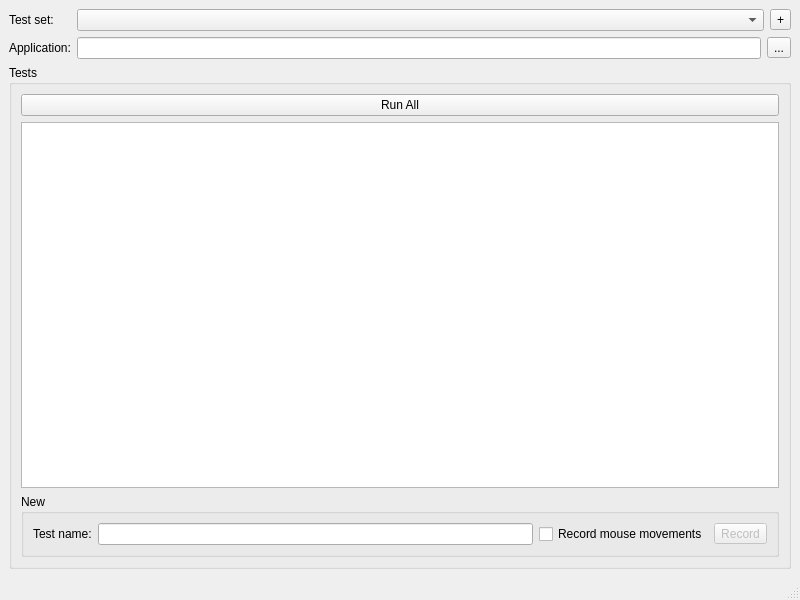
First picture: the form in hooq/MainWindow.ui, repository bilke/hooq, before the edit.
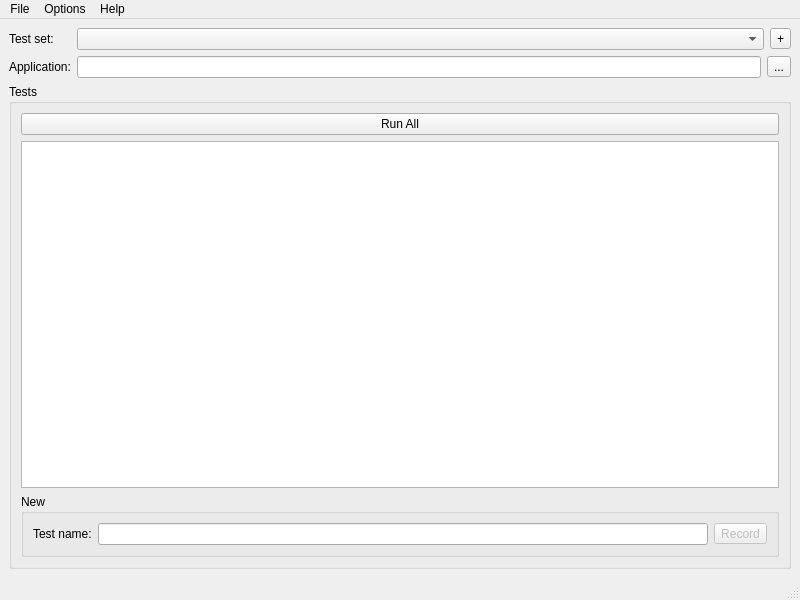
Second picture: the form after the edit.

Commit message: add menu structure to main window, including not-yet-implemented "simplify strings" option

Patch:
```diff
--- a/hooq/MainWindow.ui
+++ b/hooq/MainWindow.ui
@@ -124,13 +124,6 @@
             <item>
              <widget class="QLineEdit" name="m_testNameEdit"/>
             </item>
-            <item>
-             <widget class="QCheckBox" name="m_recordMouseMovements">
-              <property name="text">
-               <string>Record mouse movements</string>
-              </property>
-             </widget>
-            </item>
             <item>
              <widget class="QToolButton" name="m_addTestButton">
               <property name="enabled">
@@ -160,6 +153,29 @@
      <height>24</height>
     </rect>
    </property>
+   <widget class="QMenu" name="menuFile">
+    <property name="title">
+     <string>File</string>
+    </property>
+    <addaction name="m_quit"/>
+   </widget>
+   <widget class="QMenu" name="menuHelp">
+    <property name="title">
+     <string>Help</string>
+    </property>
+    <addaction name="m_about"/>
+    <addaction name="m_aboutQt"/>
+   </widget>
+   <widget class="QMenu" name="menuOptions">
+    <property name="title">
+     <string>Options</string>
+    </property>
+    <addaction name="m_recordMouseMovements"/>
+    <addaction name="m_simplifyStrings"/>
+   </widget>
+   <addaction name="menuFile"/>
+   <addaction name="menuOptions"/>
+   <addaction name="menuHelp"/>
   </widget>
   <widget class="QStatusBar" name="statusbar"/>
  </widget>
```
Left out of the diff: 34 changed lines with no effect on the pictures. The commit also changes 2 other files.
